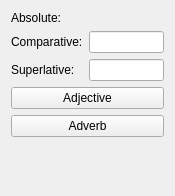
Above: src/entry-dialogs/comparisonwidget.ui from KDE/parley before the change. Below: the same form after it.
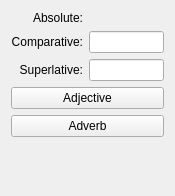
That is the form after the change.

Commit message: make some dialog labels right aligned

Diff of the .ui file:
```diff
--- a/src/entry-dialogs/comparisonwidget.ui
+++ b/src/entry-dialogs/comparisonwidget.ui
@@ -26,6 +26,9 @@
        <property name="text" >
         <string>Absolute:</string>
        </property>
+       <property name="alignment" >
+        <set>Qt::AlignRight|Qt::AlignTrailing|Qt::AlignVCenter</set>
+       </property>
       </widget>
      </item>
      <item row="0" column="1" >
@@ -55,6 +58,9 @@
        <property name="text" >
         <string>Comparative:</string>
        </property>
+       <property name="alignment" >
+        <set>Qt::AlignRight|Qt::AlignTrailing|Qt::AlignVCenter</set>
+       </property>
        <property name="buddy" >
         <cstring>comparativeLineEdit</cstring>
        </property>
@@ -84,6 +90,9 @@
        <property name="text" >
         <string>Superlative:</string>
        </property>
+       <property name="alignment" >
+        <set>Qt::AlignRight|Qt::AlignTrailing|Qt::AlignVCenter</set>
+       </property>
        <property name="buddy" >
         <cstring>superlativeLineEdit</cstring>
        </property>
```
Left out of the diff: 2 changed lines with no effect on the pictures. The commit also changes 15 other files.
